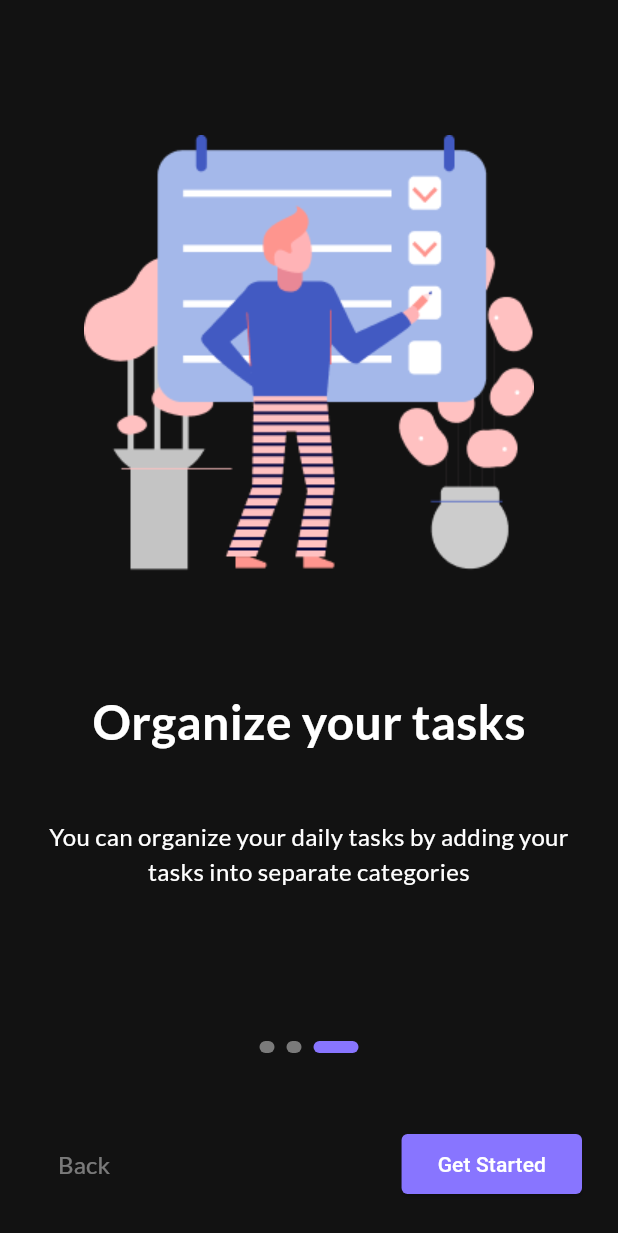
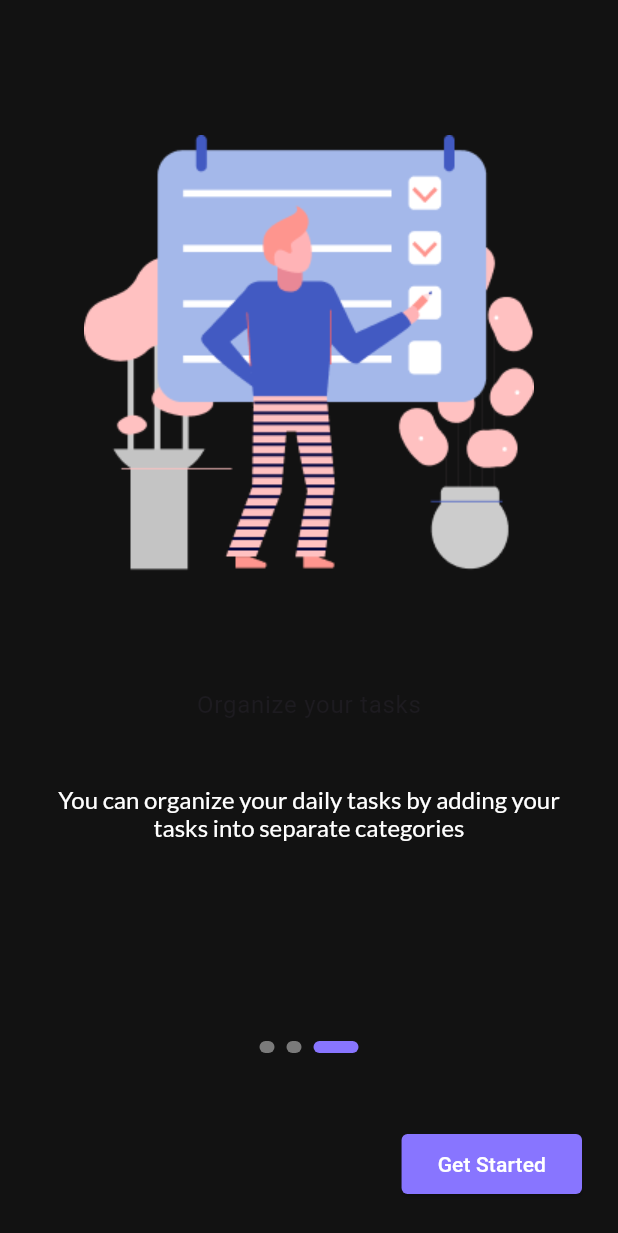
Before and after one commit to Mohamed-Helal2/To-Do-App, a Flutter app: the screen it shows after launch, after a tap on "Skip", on a phone screen of 412 x 824 dp. Shown: the top 1233 px of the screen. Run offline on Flutter 3.47's test engine with Material 3 defaults, Android fonts, the phone set to English and light mode, and no system bars; drawn by our look-alikes of smooth_page_indicator; our stand-ins replace google_fonts.

Commit message:
add theme

```diff
--- a/lib/app/app.dart
+++ b/lib/app/app.dart
@@ -1,6 +1,6 @@
 import 'package:flutter/material.dart';
+import 'package:todoapp/core/theme/theme.dart';
 import 'package:todoapp/core/utils/app_strings.dart';
-
 import '../feature/auth/presentation/screen/splash_screen/splash_screen.dart';
 
 class MyApp extends StatelessWidget {
@@ -9,9 +9,11 @@ class MyApp extends StatelessWidget {
   // This widget is the root of your application.
   @override
   Widget build(BuildContext context) {
-    return const MaterialApp(
+    return MaterialApp(
         debugShowCheckedModeBanner: false,
         title: AppStrings.tilte,
-        home: SplashScreen());
+        theme: getAppTheme(),
+        themeMode: ThemeMode.light,
+        home: const SplashScreen());
   }
 }
--- /dev/null
+++ b/lib/core/theme/theme.dart
@@ -0,0 +1,66 @@
+import 'package:flutter/material.dart';
+import 'package:google_fonts/google_fonts.dart';
+
+import '../utils/app_colors.dart';
+
+ThemeData getAppTheme() {
+  return ThemeData(
+    primaryColor: AppColors.primary,
+    // scaffoldBackgroundColor
+    scaffoldBackgroundColor: AppColors.background,
+    appBarTheme: const AppBarTheme(
+        backgroundColor: AppColors.background, centerTitle: true),
+    textTheme: TextTheme(
+      displayLarge: GoogleFonts.lato(
+        color: Colors.white,
+        fontWeight: FontWeight.bold,
+        fontSize: 32,
+      ),
+      displayMedium: GoogleFonts.lato(
+        color: Colors.white,
+        fontSize: 16,
+      ),
+      displaySmall: GoogleFonts.lato(
+        color: AppColors.background.withOpacity(0.44),
+        fontSize: 16,
+      ),
+      // buttom theme
+    ),
+    elevatedButtonTheme: ElevatedButtonThemeData(
+        style: ElevatedButton.styleFrom(
+            backgroundColor: AppColors.primary,
+            shape: RoundedRectangleBorder(
+                borderRadius: BorderRadius.circular(4)))),
+  );
+}
+
+ThemeData getAppDarkTheme() {
+  return ThemeData(
+    primaryColor: AppColors.white,
+    // scaffoldBackgroundColor
+    scaffoldBackgroundColor: AppColors.white,
+    appBarTheme: const AppBarTheme(
+        backgroundColor: AppColors.background, centerTitle: true),
+    textTheme: TextTheme(
+      displayLarge: GoogleFonts.lato(
+        color: Colors.white,
+        fontWeight: FontWeight.bold,
+        fontSize: 32,
+      ),
+      displayMedium: GoogleFonts.lato(
+        color: Colors.white,
+        fontSize: 16,
+      ),
+      displaySmall: GoogleFonts.lato(
+        color: AppColors.background.withOpacity(0.44),
+        fontSize: 16,
+      ),
+      // buttom theme
+    ),
+    elevatedButtonTheme: ElevatedButtonThemeData(
+        style: ElevatedButton.styleFrom(
+            backgroundColor: AppColors.green,
+            shape: RoundedRectangleBorder(
+                borderRadius: BorderRadius.circular(4)))),
+  );
+}
--- a/lib/feature/auth/presentation/screen/on_borading_screen/on_boarding_screen.dart
+++ b/lib/feature/auth/presentation/screen/on_borading_screen/on_boarding_screen.dart
@@ -1,5 +1,4 @@
 import 'package:flutter/material.dart';
-import 'package:todoapp/core/utils/app_colors.dart';
 import '../../../data/model/on_boarding_model.dart';
 import 'widget/back_next_button.dart';
 import 'widget/dots.dart';
@@ -20,13 +19,13 @@ class _OnBoardingScreenState extends State<OnBoardingScreen> {
   Widget build(BuildContext context) {
     return SafeArea(
         child: Scaffold(
-            backgroundColor: AppColors.background,
+            // backgroundColor: AppColors.background,
             body: Padding(
                 padding: const EdgeInsets.all(24),
                 child: Column(
                   mainAxisAlignment: MainAxisAlignment.center,
                   children: [
-                    Skip(index: pageindex,pageController: pageController),
+                    Skip(index: pageindex, pageController: pageController),
                     Expanded(
                       child: PageView.builder(
                         onPageChanged: (index) {
@@ -39,8 +38,6 @@ class _OnBoardingScreenState extends State<OnBoardingScreen> {
                         itemBuilder: (context, index) {
                           return Column(
                             children: [
-                              // skip
-                              // Skip(index: index),
                               const SizedBox(height: 16),
                               //image
                               Image.asset(
--- a/lib/feature/auth/presentation/screen/on_borading_screen/widget/back_next_button.dart
+++ b/lib/feature/auth/presentation/screen/on_borading_screen/widget/back_next_button.dart
@@ -1,7 +1,5 @@
 import 'package:flutter/material.dart';
-import 'package:google_fonts/google_fonts.dart';
 import 'package:todoapp/feature/task/presentation/screen/home_screen.dart';
-
 import '../../../../../../core/utils/app_colors.dart';
 import '../../../../../../core/utils/app_strings.dart';
 
@@ -19,8 +17,7 @@ class BackNextButton extends StatelessWidget {
         pageindex != 0
             ? TextButton(
                 child: Text(AppStrings.back,
-                    style: GoogleFonts.lato(
-                        color: Colors.white.withOpacity(0.44), fontSize: 16)),
+                    style: Theme.of(context).textTheme.displaySmall!),
                 onPressed: () {
                   pageController.previousPage(
                       duration: const Duration(milliseconds: 400),
@@ -35,14 +32,10 @@ class BackNextButton extends StatelessWidget {
                   ? pageController.nextPage(
                       duration: const Duration(milliseconds: 400),
                       curve: Curves.easeIn)
-                  : Navigator.of(context).push(MaterialPageRoute(
-                      builder: (_) => const HomeScreen()
-                    ));
+                  : Navigator.of(context).push(
+                      MaterialPageRoute(builder: (_) => const HomeScreen()));
             },
-            style: ElevatedButton.styleFrom(
-                backgroundColor: AppColors.primary,
-                shape: RoundedRectangleBorder(
-                    borderRadius: BorderRadius.circular(4))),
+            style: Theme.of(context).elevatedButtonTheme.style,
             child: Text(
                 pageindex != 2 ? AppStrings.next : AppStrings.getStarted,
                 style: const TextStyle(color: AppColors.white)))
--- a/lib/feature/auth/presentation/screen/on_borading_screen/widget/dots.dart
+++ b/lib/feature/auth/presentation/screen/on_borading_screen/widget/dots.dart
@@ -4,11 +4,11 @@ import 'package:smooth_page_indicator/smooth_page_indicator.dart';
 import '../../../../../../core/utils/app_colors.dart';
 
 class Dots extends StatelessWidget {
-  const Dots({super.key,required this.pageController});
+  const Dots({super.key, required this.pageController});
   final PageController pageController;
   @override
   Widget build(BuildContext context) {
-    return  SmoothPageIndicator(
+    return SmoothPageIndicator(
       controller: pageController,
       count: 3,
       effect: ExpandingDotsEffect(
--- a/lib/feature/auth/presentation/screen/on_borading_screen/widget/skip.dart
+++ b/lib/feature/auth/presentation/screen/on_borading_screen/widget/skip.dart
@@ -1,6 +1,4 @@
 import 'package:flutter/material.dart';
-import 'package:google_fonts/google_fonts.dart';
-
 import '../../../../../../core/utils/app_strings.dart';
 
 class Skip extends StatelessWidget {
@@ -14,10 +12,7 @@ class Skip extends StatelessWidget {
             alignment: Alignment.centerLeft,
             child: TextButton(
               child: Text(AppStrings.skip,
-                  style: GoogleFonts.lato(
-                    color: Colors.white.withOpacity(0.44),
-                    fontSize: 16,
-                  )),
+                  style: Theme.of(context).textTheme.displaySmall),
               onPressed: () {
                 pageController.jumpToPage(2);
               },
--- a/lib/feature/auth/presentation/screen/on_borading_screen/widget/title_subtite.dart
+++ b/lib/feature/auth/presentation/screen/on_borading_screen/widget/title_subtite.dart
@@ -1,10 +1,8 @@
 import 'package:flutter/material.dart';
-import 'package:google_fonts/google_fonts.dart';
-
 import '../../../../data/model/on_boarding_model.dart';
 
 class TitleSubtite extends StatelessWidget {
-  const TitleSubtite({super.key ,required this.index});
+  const TitleSubtite({super.key, required this.index});
   final int index;
   @override
   Widget build(BuildContext context) {
@@ -12,19 +10,12 @@ final int index;
       children: [
         //title
         Text(OnBoardingModel.list[index].title,
-                                  style: GoogleFonts.lato(
-                                    color: Colors.white,
-                                    fontWeight: FontWeight.bold,
-                                    fontSize: 32,
-                                  )),
+            style: Theme.of(context).textTheme.bodyLarge),
         const SizedBox(height: 42),
         //subtitle
         Text(OnBoardingModel.list[index].subTitle,
             textAlign: TextAlign.center,
-                                  style: GoogleFonts.lato(
-                                    color: Colors.white,
-                                    fontSize: 16,
-                                  )),
+            style: Theme.of(context).textTheme.displayMedium),
       ],
     );
   }
--- a/lib/feature/auth/presentation/screen/splash_screen/splash_screen.dart
+++ b/lib/feature/auth/presentation/screen/splash_screen/splash_screen.dart
@@ -1,10 +1,6 @@
 import 'package:flutter/material.dart';
-import 'package:todoapp/core/utils/app_colors.dart';
-
 import '../../../../../core/app_assets.dart';
 import '../../../../../core/utils/app_strings.dart';
-import 'package:google_fonts/google_fonts.dart';
-
 import '../on_borading_screen/on_boarding_screen.dart';
 
 class SplashScreen extends StatefulWidget {
@@ -15,29 +11,29 @@ class SplashScreen extends StatefulWidget {
 }
 
 class _SplashScreenState extends State<SplashScreen> {
-
   @override
   void initState() {
     super.initState();
     navigate();
+  }
 
-  }
   void navigate() {
     Future.delayed(const Duration(seconds: 3), () {
       if (mounted) {
         Navigator.pushReplacement(
           context,
           MaterialPageRoute(
-          builder: (_) =>   OnBoardingScreen(),
+            builder: (_) => OnBoardingScreen(),
           ),
         );
       }
     });
   }
+
   @override
   Widget build(BuildContext context) {
     return Scaffold(
-      backgroundColor: AppColors.background,
+      // backgroundColor: AppColors.background,
       body: Center(
           child: Column(
         mainAxisAlignment: MainAxisAlignment.center,
@@ -46,11 +42,10 @@ void navigate() {
           const SizedBox(height: 24),
           Text(
             AppStrings.appName,
-            style: GoogleFonts.lato(
-              color: Colors.white,
-              fontSize: 40,
-              fontWeight: FontWeight.bold,
-            ),
+            style: Theme.of(context)
+                .textTheme
+                .displayLarge!
+                .copyWith(fontSize: 40),
           )
         ],
       )),
```
Lines whose indentation alone changed are shown as unchanged.
